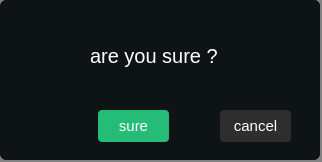
Qt form src/plugins/ukui-clock/deleteMsg.ui (ukui/ukui-sidebar) before a commit.
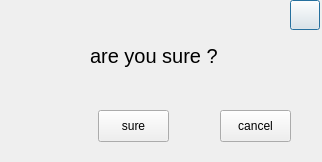
The same form after that commit. Icons and pictures are not drawn.

Diff of the .ui file:
```diff
--- a/src/plugins/ukui-clock/deleteMsg.ui
+++ b/src/plugins/ukui-clock/deleteMsg.ui
@@ -14,7 +14,7 @@
    <string>Dialog</string>
   </property>
   <property name="styleSheet">
-   <string notr="true">background-color: rgb(130, 130, 130);</string>
+   <string notr="true"/>
   </property>
   <widget class="QWidget" name="widget" native="true">
    <property name="geometry">
@@ -26,8 +26,7 @@
     </rect>
    </property>
    <property name="styleSheet">
-    <string notr="true">background-color: rgba(14,19,22,1);
-border-radius: 6px;</string>
+    <string notr="true"/>
    </property>
    <widget class="QPushButton" name="closebtn">
     <property name="geometry">
@@ -55,12 +54,7 @@
      </rect>
     </property>
     <property name="styleSheet">
-     <string notr="true">QPushButton{color: rgb(255, 255, 255);
-background-color: rgba(39,207,129,0.9);
- border-radius:4px;
-font: 11pt ;}
-QPushButton:hover{background-color: rgb(27, 143, 89);}
-</string>
+     <string notr="true"/>
     </property>
     <property name="text">
      <string>sure</string>
@@ -76,12 +70,7 @@
      </rect>
     </property>
     <property name="styleSheet">
-     <string notr="true">QPushButton{
-font: 11pt ;
-color: rgb(255, 255, 255);
-background:rgba(46,46,46,1);
-border-radius:4px;}
-QPushButton:hover{background:rgba(143, 97, 47, 0.1)}</string>
+     <string notr="true"/>
     </property>
     <property name="text">
      <string>cancel</string>
@@ -97,8 +86,7 @@
      </rect>
     </property>
     <property name="styleSheet">
-     <string notr="true">color: rgb(255, 255, 255);
-font: 25 15pt;</string>
+     <string notr="true">font:  15pt;</string>
     </property>
     <property name="text">
      <string>are you sure ?</string>
```
Left out of the diff: 2 changed lines with no effect on the pictures.
